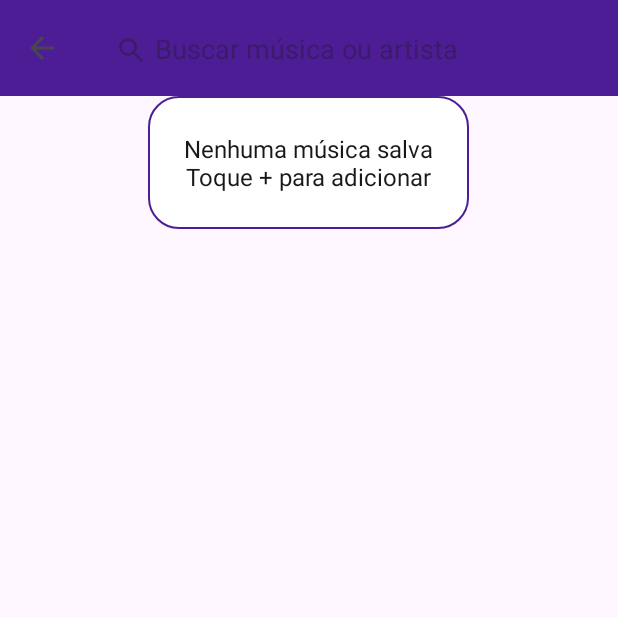
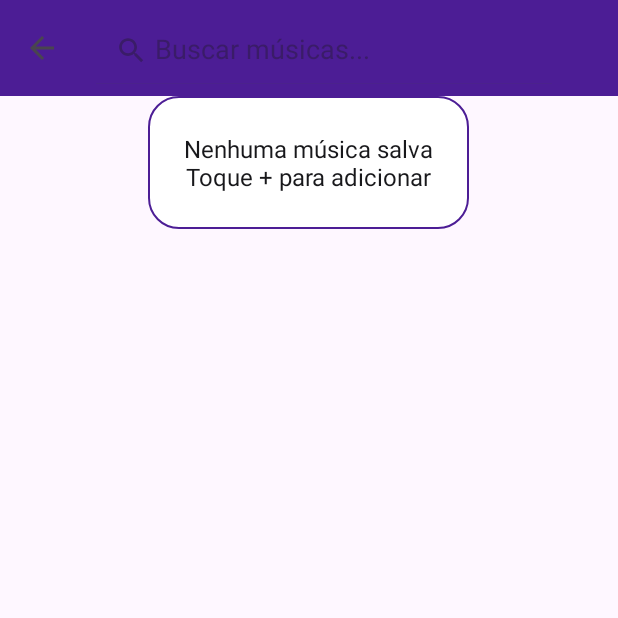
Before and after one commit to marcosordnael/Karaok-de-Bolso, an Android app: the screen it shows after launch (MainActivity), after a tap on "Buscar", on a phone screen of 412 x 824 dp, the top half of it. Run offline under Robolectric (Android 15) with nearby library versions, the phone set to English and light mode, and no system bars; our stand-ins replace Room's generated code, navigation-ui.

Commit message:
Ajuste visual: busca só na lista, status/navigation bar fixas pelo tema, layout não cobre conteúdo, melhorias de strings

```diff
--- a/app/src/main/java/com/marcosdev/karaokdebolso/MainActivity.kt
+++ b/app/src/main/java/com/marcosdev/karaokdebolso/MainActivity.kt
@@ -1,11 +1,7 @@
 package com.marcosdev.karaokdebolso
 
 import android.os.Bundle
-import android.view.Menu
-import android.view.MenuItem
-import androidx.activity.enableEdgeToEdge
 import androidx.appcompat.app.AppCompatActivity
-import androidx.appcompat.widget.SearchView
 import androidx.navigation.fragment.NavHostFragment
 import androidx.navigation.ui.setupActionBarWithNavController
 import com.marcosdev.karaokdebolso.databinding.ActivityMainBinding
@@ -15,7 +11,6 @@ class MainActivity : AppCompatActivity() {
 
     override fun onCreate(savedInstanceState: Bundle?) {
         super.onCreate(savedInstanceState)
-        enableEdgeToEdge()
         binding = ActivityMainBinding.inflate(layoutInflater)
         setContentView(binding.root)
 
@@ -27,19 +22,13 @@ class MainActivity : AppCompatActivity() {
 
         setupActionBarWithNavController(navController)
 
-        // Clique do FloatingActionButton agora está na MainActivity
         binding.fabAddSong.setOnClickListener {
-            // Garante que está no SongListFragment antes de navegar
+
             val currentFragment = navHostFragment.childFragmentManager.fragments.firstOrNull()
-            if (currentFragment is com.marcosdev.karaokdebolso.SongListFragment) {
+            if (currentFragment is SongListFragment) {
                 navController.navigate(R.id.action_songListFragment_to_addSongFragment)
             }
         }
-
-        // Deixa a navigation bar preta
-        window.navigationBarColor = resources.getColor(R.color.black, theme)
-        // Deixa a status bar fixa com a cor do header
-        window.statusBarColor = resources.getColor(R.color.roxo_escuro, theme)
     }
 
     override fun onSupportNavigateUp(): Boolean {
@@ -48,30 +37,4 @@ class MainActivity : AppCompatActivity() {
         val navController = navHostFragment.navController
         return navController.navigateUp() || super.onSupportNavigateUp()
     }
-
-    override fun onCreateOptionsMenu(menu: Menu?): Boolean {
-        menuInflater.inflate(R.menu.menu_main, menu)
-        val searchItem = menu?.findItem(R.id.action_search)
-        val searchView = searchItem?.actionView as? SearchView
-        searchView?.queryHint = "Buscar música ou artista"
-        searchView?.setOnQueryTextListener(object : SearchView.OnQueryTextListener {
-            override fun onQueryTextSubmit(query: String?): Boolean {
-                sendQueryToFragment(query)
-                return true
-            }
-            override fun onQueryTextChange(newText: String?): Boolean {
-                sendQueryToFragment(newText)
-                return true
-            }
-        })
-        return true
-    }
-
-    private fun sendQueryToFragment(query: String?) {
-        val navHostFragment = supportFragmentManager.findFragmentById(R.id.nav_host_fragment)
-        val fragment = navHostFragment?.childFragmentManager?.fragments?.firstOrNull()
-        if (fragment is com.marcosdev.karaokdebolso.SongListFragment) {
-            fragment.filterSongsFromActivity(query)
-        }
-    }
 }
--- a/app/src/main/java/com/marcosdev/karaokdebolso/SongListFragment.kt
+++ b/app/src/main/java/com/marcosdev/karaokdebolso/SongListFragment.kt
@@ -2,10 +2,12 @@ package com.marcosdev.karaokdebolso
 
 import androidx.fragment.app.Fragment
 import android.os.Bundle
-import android.os.Parcelable
 import android.view.LayoutInflater
 import android.view.View
 import android.view.ViewGroup
+import android.view.Menu
+import android.view.MenuInflater
+import android.view.MenuItem
 import androidx.recyclerview.widget.LinearLayoutManager
 import androidx.navigation.fragment.findNavController
 import com.marcosdev.karaokdebolso.adapter.SongAdapter
@@ -13,6 +15,10 @@ import com.marcosdev.karaokdebolso.databinding.FragmentSongListBinding
 import com.marcosdev.karaokdebolso.model.Song
 import androidx.fragment.app.viewModels
 import com.marcosdev.karaokdebolso.viewmodel.SongViewModel
+import androidx.core.view.ViewCompat
+import androidx.core.view.WindowInsetsCompat
+import androidx.core.view.MenuProvider
+import androidx.appcompat.widget.SearchView
 
 class SongListFragment : Fragment() {
     private var _binding: FragmentSongListBinding? = null
@@ -80,6 +86,39 @@ class SongListFragment : Fragment() {
             updateEmptyState(songs.isEmpty())
         }
 
+        ViewCompat.setOnApplyWindowInsetsListener(view) { v, insets ->
+            val systemBarsInsets = insets.getInsets(WindowInsetsCompat.Type.systemBars())
+            v.setPadding(
+                v.paddingLeft,
+                v.paddingTop,
+                v.paddingRight,
+                systemBarsInsets.bottom
+            )
+            insets
+        }
+
+
+        requireActivity().addMenuProvider(object : MenuProvider {
+            override fun onCreateMenu(menu: Menu, menuInflater: MenuInflater) {
+                menuInflater.inflate(R.menu.menu_main, menu)
+                val searchItem = menu.findItem(R.id.action_search)
+                val searchView = searchItem?.actionView as? SearchView
+                searchView?.queryHint = getString(R.string.search_hint)
+                searchView?.setOnQueryTextListener(object : SearchView.OnQueryTextListener {
+                    override fun onQueryTextSubmit(query: String?): Boolean {
+                        filterSongsFromActivity(query)
+                        return true
+                    }
+                    override fun onQueryTextChange(newText: String?): Boolean {
+                        filterSongsFromActivity(newText)
+                        return true
+                    }
+                })
+            }
+            override fun onMenuItemSelected(menuItem: MenuItem): Boolean {
+                return false
+            }
+        }, viewLifecycleOwner)
 
         updateEmptyState(isEmpty = true)
     }
--- a/app/src/main/res/layout/activity_main.xml
+++ b/app/src/main/res/layout/activity_main.xml
@@ -22,9 +22,18 @@
             app:navigationIconTint="@color/white"
             app:popupTheme="@style/ThemeOverlay.Material3.Light"
             android:background="@color/roxo_escuro"/>
+    </com.google.android.material.appbar.AppBarLayout>
+
+    <androidx.fragment.app.FragmentContainerView
+        android:id="@+id/nav_host_fragment"
+        android:name="androidx.navigation.fragment.NavHostFragment"
+        android:layout_width="match_parent"
+        android:layout_height="match_parent"
+        app:navGraph="@navigation/nav_graph"
+        app:defaultNavHost="true"
+        app:layout_behavior="@string/appbar_scrolling_view_behavior" />
 
 
-    </com.google.android.material.appbar.AppBarLayout>
 
     <com.google.android.material.floatingactionbutton.FloatingActionButton
         android:id="@+id/fabAddSong"
@@ -38,15 +47,4 @@
         app:srcCompat="@android:drawable/ic_input_add"
         app:tint="@color/white" />
 
-
-
-    <androidx.fragment.app.FragmentContainerView
-        android:id="@+id/nav_host_fragment"
-        android:name="androidx.navigation.fragment.NavHostFragment"
-        android:layout_width="match_parent"
-        android:layout_height="match_parent"
-        app:navGraph="@navigation/nav_graph"
-        app:defaultNavHost="true"
-        app:layout_behavior="@string/appbar_scrolling_view_behavior" />
-
 </androidx.coordinatorlayout.widget.CoordinatorLayout>
--- a/app/src/main/res/values-night/themes.xml
+++ b/app/src/main/res/values-night/themes.xml
@@ -2,6 +2,7 @@
     <!-- Base application theme. -->
     <style name="Base.Theme.KaraokêDeBolso" parent="Theme.Material3.DayNight.NoActionBar">
         <item name="android:statusBarColor">@color/roxo_escuro</item>
+        <item name="android:navigationBarColor">@color/black</item>
         <!-- SearchView customization -->
         <item name="android:editTextColor">@android:color/white</item>
         <item name="android:textColorHint">@android:color/darker_gray</item>
--- a/app/src/main/res/values/strings.xml
+++ b/app/src/main/res/values/strings.xml
@@ -10,4 +10,5 @@
     <string name="cancel">Cancelar</string>
     <string name="delete">Excluir</string>
     <string name="song_image">Imagem da música</string>
+    <string name="search_hint">Buscar músicas...</string>
 </resources>
--- a/app/src/main/res/values/themes.xml
+++ b/app/src/main/res/values/themes.xml
@@ -2,6 +2,7 @@
     <!-- Base application theme. -->
     <style name="Base.Theme.KaraokêDeBolso" parent="Theme.Material3.DayNight.NoActionBar">
         <item name="android:statusBarColor">@color/roxo_escuro</item>
+        <item name="android:navigationBarColor">@color/black</item>
         <!-- Customize your light theme here. -->
         <!-- <item name="colorPrimary">@color/my_light_primary</item> -->
     </style>
```
